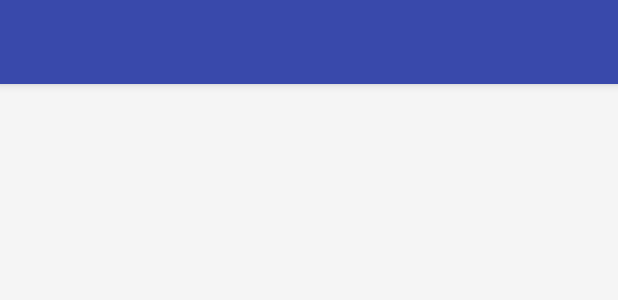
After one commit to f3yisayo/WeightPal, an Android app: the layout activity_calorie.xml on its own in the app's theme, with its tools: preview values and no code run, on a phone screen of 412 x 824 dp. The commit adds this screen. Shown: the top 300 px of the screen. Run offline under Robolectric (Android 15) with nearby library versions, the phone set to English and light mode, and no system bars.

Commit message:
NEW: Add CalorieActivity to add food items

```diff
--- a/app/src/main/java/ninja/feyisayo/apps/weightpal/LoginActivity.java
+++ b/app/src/main/java/ninja/feyisayo/apps/weightpal/LoginActivity.java
@@ -82,8 +82,8 @@ public class LoginActivity extends AppCompatActivity {
     }
 
     @Override
-    public void onResume(){
-        super.onResume();
+    public void onStart(){
+        super.onStart();
         // Check if the user is authenticated before showing the MainActivity
         if(checkUserAuthState()) {
             Intent intent = new Intent(getApplicationContext(), MainActivity.class);
--- /dev/null
+++ b/app/src/main/res/layout/activity_calorie.xml
@@ -0,0 +1,12 @@
+<ScrollView xmlns:android="http://schemas.android.com/apk/res/android"
+                xmlns:tools="http://schemas.android.com/tools"
+                android:layout_width="match_parent"
+                android:layout_height="match_parent"
+                tools:context="ninja.feyisayo.apps.weightpal.CalorieActivity">
+
+
+    <include android:id="@+id/tool_bar"
+             layout="@layout/toolbar"/>
+
+
+</ScrollView>
--- a/app/src/main/res/layout/activity_main.xml
+++ b/app/src/main/res/layout/activity_main.xml
@@ -26,6 +26,7 @@
             />
 
         <TextView
+            android:id="@+id/data_existence_text"
             android:layout_width="wrap_content"
             android:layout_height="wrap_content"
             android:gravity="center|center_horizontal"
--- a/app/src/main/res/values/strings.xml
+++ b/app/src/main/res/values/strings.xml
@@ -10,5 +10,6 @@
     <string name="about">Your Activity</string>
     <string name="bmi_calc">Check BMI</string>
     <string name="sign_out">Sign Out</string>
+    <string name="title_activity_calorie">CalorieActivity</string>
 
 </resources>
```
Also changed, not shown: app/src/main/AndroidManifest.xml (+7 -3 lines), app/src/main/java/ninja/feyisayo/apps/weightpal/CalorieActivity.java (added, +46 -0 lines), app/src/main/java/ninja/feyisayo/apps/weightpal/MainActivity.java (+19 -1 lines), app/src/main/res/menu/menu_calorie.xml (added, +9 -0 lines).
